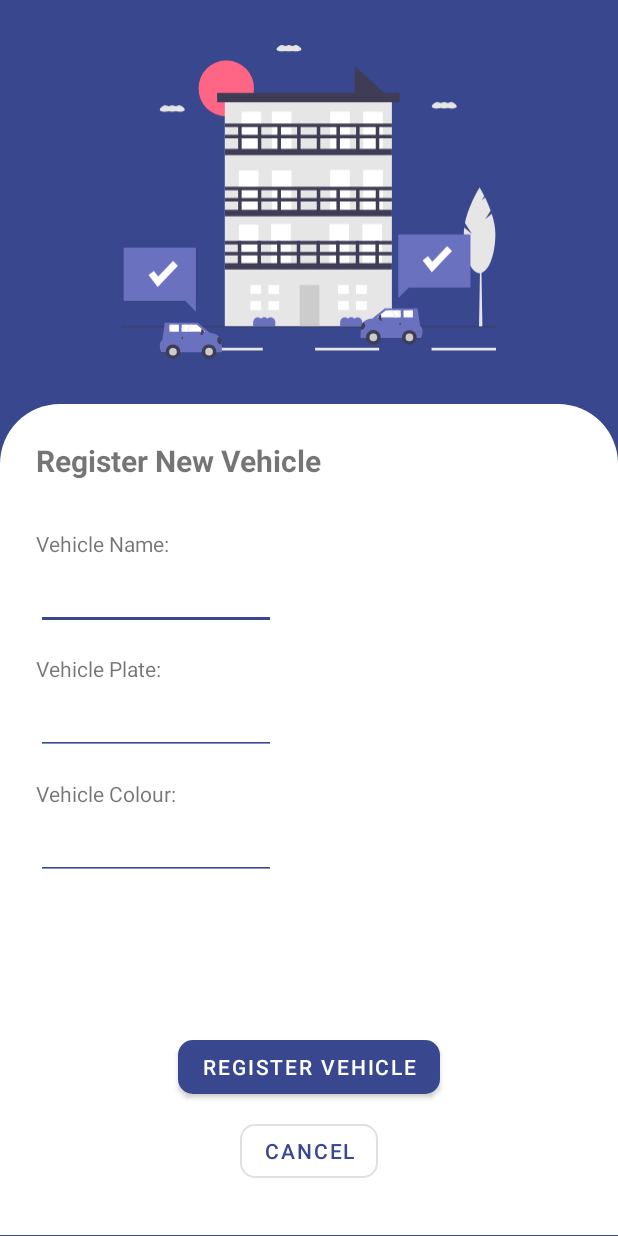
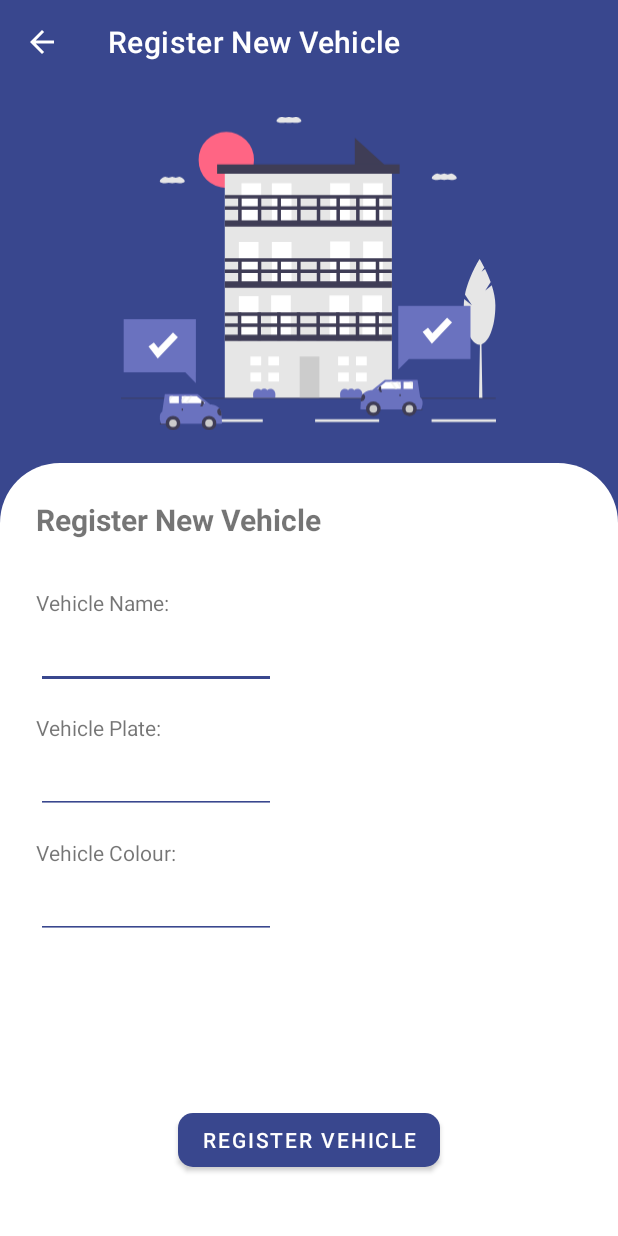
Before and after one commit to qawitherev/LETAK, an Android app: the RegisterVehicleActivity screen opened directly, with no data from a screen before it, on a phone screen of 412 x 824 dp. Run offline under Robolectric (Android 15) with nearby library versions, the phone set to English and light mode, and no system bars.

Commit message:
register vehicle activity updated, toolbar added and cancel button removed

```diff
--- a/app/src/main/java/com/abing/letak/ordernowactivity/OrderNowActivity.kt
+++ b/app/src/main/java/com/abing/letak/ordernowactivity/OrderNowActivity.kt
@@ -17,7 +17,7 @@ class OrderNowActivity : AppCompatActivity() {
         super.onCreate(savedInstanceState)
         setContentView(R.layout.activity_order_now)
 
-        lightStatusBar(window, false, false)
+        lightStatusBar(window, false, true)
 
         val navHostFragment =
             supportFragmentManager.findFragmentById(R.id.order_now_container_fragment) as NavHostFragment
--- a/app/src/main/java/com/abing/letak/registervehicle/RegisterVehicleActivity.kt
+++ b/app/src/main/java/com/abing/letak/registervehicle/RegisterVehicleActivity.kt
@@ -1,9 +1,10 @@
 package com.abing.letak.registervehicle
 
+import android.os.Bundle
 import androidx.appcompat.app.AppCompatActivity
-import android.os.Bundle
 import com.abing.letak.R
 import com.abing.letak.databinding.ActivityRegisterVehicleBinding
+import com.abing.letak.utils.lightStatusBar
 
 class RegisterVehicleActivity : AppCompatActivity() {
     private lateinit var binding: ActivityRegisterVehicleBinding
@@ -12,8 +13,11 @@ class RegisterVehicleActivity : AppCompatActivity() {
         binding = ActivityRegisterVehicleBinding.inflate(layoutInflater)
         setContentView(binding.root)
 
-//        activity finished
-        binding.cancelButton.setOnClickListener { finish() }
+        lightStatusBar(window, false, true)
+
+        setSupportActionBar(findViewById(R.id.register_vehicle_toolbar))
+        supportActionBar?.setDisplayHomeAsUpEnabled(true)
+        supportActionBar?.title = getString(R.string.register_vehicle)
     }
 
 }
--- a/app/src/main/res/layout/activity_register_vehicle.xml
+++ b/app/src/main/res/layout/activity_register_vehicle.xml
@@ -7,6 +7,12 @@
     tools:context=".registervehicle.RegisterVehicleActivity"
     android:background="@color/primaryColor"
     android:orientation="vertical">
+
+    <androidx.appcompat.widget.Toolbar
+        android:layout_width="match_parent"
+        android:layout_height="?attr/actionBarSize"
+        android:id="@+id/register_vehicle_toolbar"
+        android:theme="@style/ThemeOverlay.AppCompat.Dark.ActionBar"/>
 
     <ImageView
         android:layout_marginTop="16dp"
@@ -102,24 +108,14 @@
             android:id="@+id/register_button"
             android:layout_width="wrap_content"
             android:layout_height="wrap_content"
-            android:layout_marginBottom="8dp"
+            android:layout_marginBottom="16dp"
             android:text="@string/register_vehicle_button"
-            app:cornerRadius="10dp"
-            app:layout_constraintBottom_toTopOf="@+id/cancel_button"
-            app:layout_constraintEnd_toEndOf="parent"
-            app:layout_constraintStart_toStartOf="parent" />
-
-        <com.google.android.material.button.MaterialButton
-            android:id="@+id/cancel_button"
-            style="@style/Widget.MaterialComponents.Button.OutlinedButton"
-            android:layout_width="wrap_content"
-            android:layout_height="wrap_content"
-            android:layout_marginBottom="8dp"
-            android:text="cancel"
             app:cornerRadius="10dp"
             app:layout_constraintBottom_toBottomOf="parent"
             app:layout_constraintEnd_toEndOf="parent"
             app:layout_constraintStart_toStartOf="parent" />
+
+
     </androidx.constraintlayout.widget.ConstraintLayout>
 
 
--- a/app/src/main/res/layout/user_vehicle_item.xml
+++ b/app/src/main/res/layout/user_vehicle_item.xml
@@ -21,6 +21,7 @@
             app:layout_constraintTop_toTopOf="parent">
 
             <ImageView
+                android:scaleType="centerCrop"
                 android:id="@+id/user_vehicle_img"
                 android:layout_width="match_parent"
                 android:layout_height="match_parent"
@@ -58,6 +59,7 @@
             app:layout_constraintVertical_bias="0.0" />
 
         <com.google.android.material.button.MaterialButton
+            app:cornerRadius="10dp"
             android:text="@string/manage_profile"
             android:textAllCaps="false"
             android:layout_width="wrap_content"
```
Also changed, not shown: app/src/main/res/layout/fragment_space_selection.xml (+10 -8 lines).
